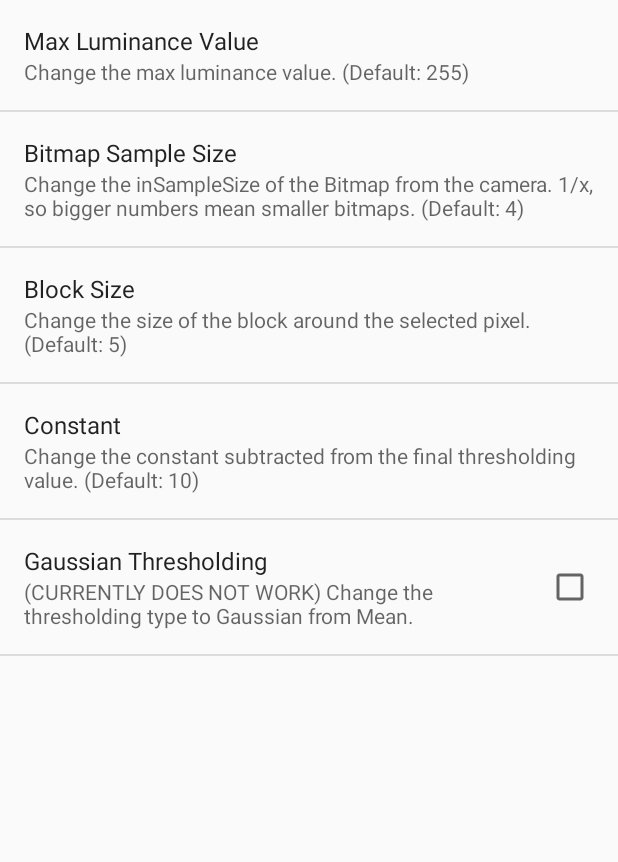
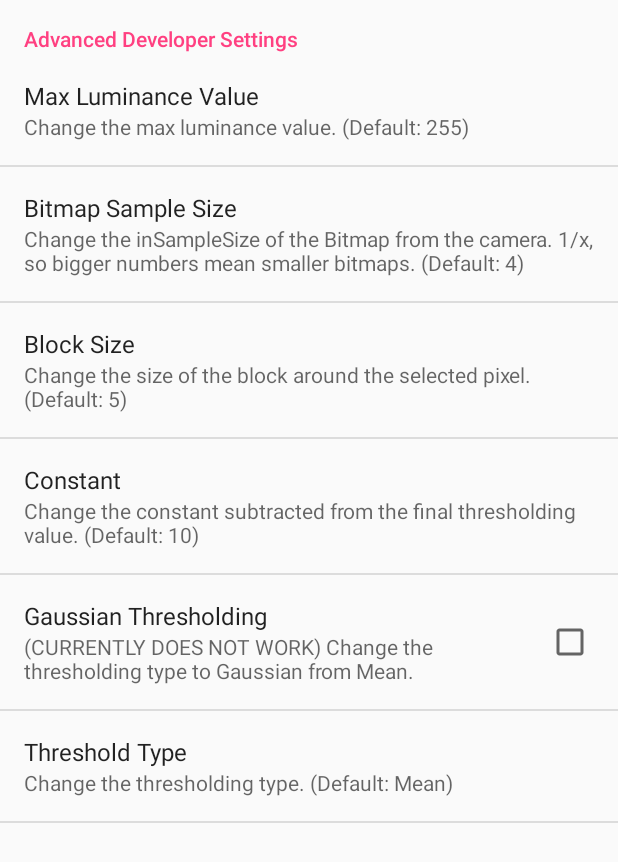
Before and after one commit to JoePotchen/Text-Reading-Android-App, an Android app: the SettingsActivity screen opened directly, with no data from a screen before it, on a phone screen of 412 x 824 dp. Shown: the top 862 px of the screen. Run offline under Robolectric (Android 15) with nearby library versions, the phone set to English and light mode, and no system bars.

Commit message:
Gaussian

```diff
--- a/app/build.gradle
+++ b/app/build.gradle
@@ -5,7 +5,7 @@ android {
     buildToolsVersion "23.0.2"
 
     defaultConfig {
-        applicationId "com.potchen.apps.cameratest"
+        applicationId "com.potchen.apps.VisuallyImpairedReading"
         minSdkVersion 21
         targetSdkVersion 23
         versionCode 1
--- a/app/src/main/AndroidManifest.xml
+++ b/app/src/main/AndroidManifest.xml
@@ -1,6 +1,6 @@
 <?xml version="1.0" encoding="utf-8"?>
 <manifest xmlns:android="http://schemas.android.com/apk/res/android"
-    package="com.potchen.apps.cameratest" >
+    package="com.potchen.apps.VisuallyImpairedReading" >
     <uses-permission android:name="android.permission.CAMERA" />
     <uses-feature android:name="android.hardware.camera" />
     <uses-feature android:name="android.hardware.camera.autofocus" />
@@ -13,7 +13,7 @@
         android:label="@string/app_name"
         android:supportsRtl="true"
         android:theme="@style/AppTheme">
-        <activity android:name=".MainActivity"
+        <activity android:name="com.potchen.apps.VisuallyImpairedReading.MainActivity"
             android:screenOrientation="portrait">
             <intent-filter>
                 <action android:name="android.intent.action.MAIN" />
@@ -21,7 +21,7 @@
                 <category android:name="android.intent.category.LAUNCHER" />
             </intent-filter>
         </activity>
-        <activity android:name=".SettingsActivity"
+        <activity android:name="com.potchen.apps.VisuallyImpairedReading.SettingsActivity"
             ></activity>
     </application>
 
--- a/app/src/main/java/com/potchen/apps/cameratest/Preview.java
+++ b/app/src/main/java/com/potchen/apps/VisuallyImpairedReading/Preview.java
@@ -1,4 +1,4 @@
-package com.potchen.apps.cameratest;
+package com.potchen.apps.VisuallyImpairedReading;
 
 /**
  * Created by Joe on 3/4/16.
--- a/app/src/main/java/com/potchen/apps/cameratest/SettingsActivity.java
+++ b/app/src/main/java/com/potchen/apps/VisuallyImpairedReading/SettingsActivity.java
@@ -1,4 +1,4 @@
-package com.potchen.apps.cameratest;
+package com.potchen.apps.VisuallyImpairedReading;
 
 import android.os.Bundle;
 import android.preference.PreferenceActivity;
--- /dev/null
+++ b/app/src/main/res/values/array.xml
@@ -0,0 +1,13 @@
+<?xml version="1.0" encoding="utf-8"?>
+<resources>
+    <string-array name="listOptions">
+        <item>Mean Threshold</item>
+        <item>Gaussian Threshold</item>
+    </string-array>
+
+    <string-array name="listValues">
+        <item>2</item>
+        <item>1</item>
+    </string-array>
+
+</resources>
--- a/app/src/main/res/xml/preferences.xml
+++ b/app/src/main/res/xml/preferences.xml
@@ -1,6 +1,9 @@
 <?xml version="1.0" encoding="utf-8"?>
 <PreferenceScreen xmlns:android="http://schemas.android.com/apk/res/android">
-
+    <PreferenceCategory
+        android:title="Advanced Developer Settings"
+        android:summary="Change thresholding settings"
+        >
         <EditTextPreference
             android:title="Max Luminance Value"
             android:key="maxValue"
@@ -32,5 +35,12 @@
             android:summary="(CURRENTLY DOES NOT WORK) Change the thresholding type to Gaussian from Mean."
             android:key="gaussian"
             ></CheckBoxPreference>
-
+        <ListPreference
+            android:entries="@array/listOptions"
+            android:entryValues="@array/listValues"
+            android:key="listPref"
+            android:summary="Change the thresholding type. (Default: Mean)"
+            android:title="Threshold Type"
+            ></ListPreference>
+    </PreferenceCategory>
 </PreferenceScreen>
--- a/build.gradle
+++ b/build.gradle
@@ -5,7 +5,7 @@ buildscript {
         jcenter()
     }
     dependencies {
-        classpath 'com.android.tools.build:gradle:1.3.0'
+        classpath 'com.android.tools.build:gradle:2.0.0'
 
 
         // NOTE: Do not place your application dependencies here; they belong
```
Also changed, not shown: app/src/main/java/com/potchen/apps/VisuallyImpairedReading/AdaptiveThreshold.java (renamed from app/src/main/java/com/potchen/apps/cameratest/AdaptiveThreshold.java, +59 -53 lines), app/src/main/java/com/potchen/apps/VisuallyImpairedReading/MainActivity.java (renamed from app/src/main/java/com/potchen/apps/cameratest/MainActivity.java, +77 -59 lines), gradle/wrapper/gradle-wrapper.properties, 140 other files. Lines whose indentation alone changed are shown as unchanged.
